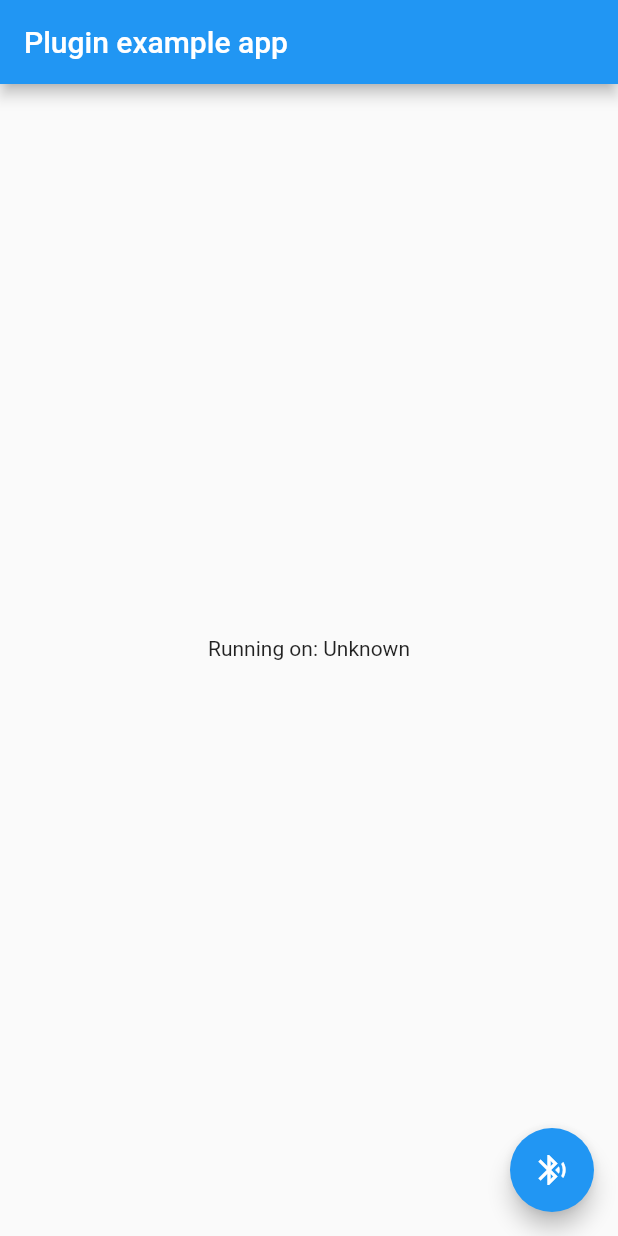
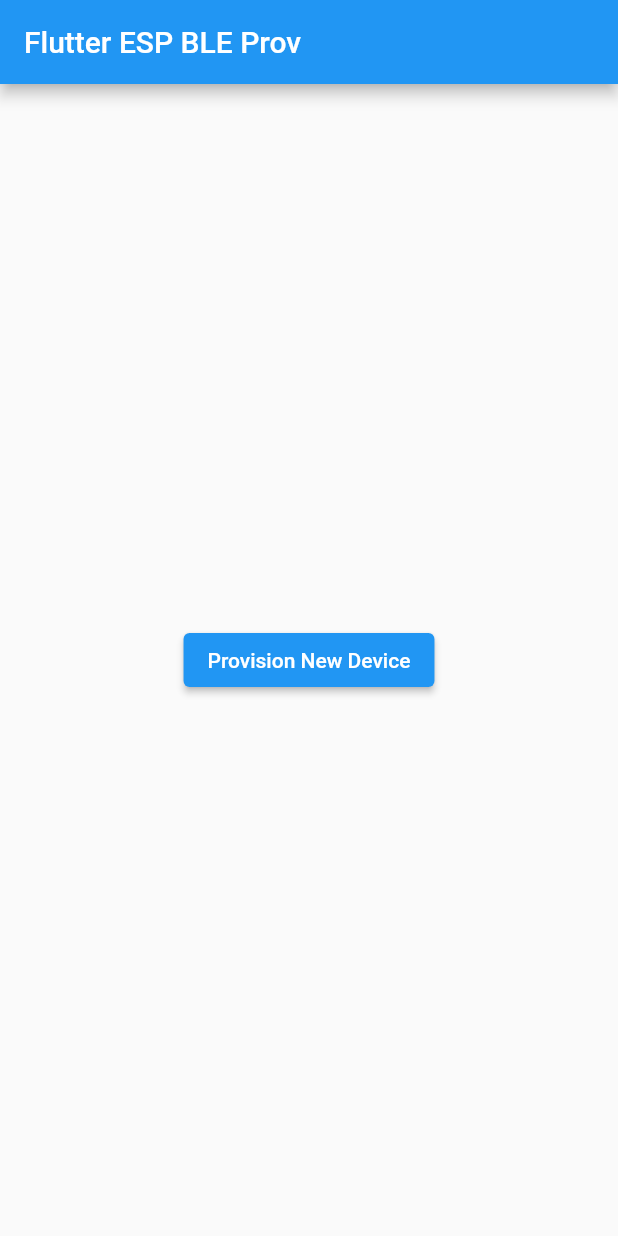
Before and after one commit to 060-dev/flutter_esp, a Flutter app: the screen it shows after launch, on a phone screen of 412 x 824 dp. Run offline on Flutter 3.47's test engine with Material 2 defaults, Android fonts, the phone set to English and light mode, and no system bars; our stand-ins replace permission_handler, plugin_platform_interface.

Commit message:
chore: improve example structure

```diff
--- /dev/null
+++ b/example/lib/home_page.dart
@@ -0,0 +1,31 @@
+import 'package:flutter/material.dart';
+import 'package:flutter_esp_example/qrcode_scan_page.dart';
+
+class HomePage extends StatelessWidget {
+  const HomePage({super.key});
+
+  // Page url
+  static const String url = '/';
+
+  // Go to home page
+  static void go(BuildContext context) {
+    Navigator.of(context).pushNamed(url);
+  }
+
+  @override
+  Widget build(BuildContext context) {
+    return Scaffold(
+      appBar: AppBar(
+        title: const Text('Flutter ESP BLE Prov'),
+      ),
+      body: SafeArea(
+        child: Center(
+          child: ElevatedButton(
+            onPressed: () => QRCodeScanPage.go(context),
+            child: const Text('Provision New Device'),
+          ),
+        ),
+      ),
+    );
+  }
+}
--- a/example/lib/main.dart
+++ b/example/lib/main.dart
@@ -1,70 +1,22 @@
 import 'package:flutter/material.dart';
-import 'dart:async';
 
-import 'package:flutter/services.dart';
-import 'package:flutter_esp/flutter_esp.dart';
-import 'package:permission_handler/permission_handler.dart';
+import 'bluetooth_search_page.dart';
+import 'home_page.dart';
+import 'qrcode_scan_page.dart';
 
 void main() {
   runApp(const MyApp());
 }
 
-class MyApp extends StatefulWidget {
+class MyApp extends StatelessWidget {
   const MyApp({super.key});
 
   @override
-  State<MyApp> createState() => _MyAppState();
-}
-
-class _MyAppState extends State<MyApp> {
-  String _platformVersion = 'Unknown';
-  final _flutterEspPlugin = FlutterEsp();
-
-  // Platform messages are asynchronous, so we initialize in an async method.
-  Future<void> scan() async {
-    // Request location permission
-    await Permission.locationWhenInUse.request();
-    // Request bluetooth permission
-    await Permission.bluetooth.request();
-    await Permission.bluetoothConnect.request();
-    await Permission.bluetoothScan.request();
-
-    String platformVersion;
-    // Platform messages may fail, so we use a try/catch PlatformException.
-    // We also handle the message potentially returning null.
-    try {
-      platformVersion = await _flutterEspPlugin.getPlatformVersion() ??
-          'Unknown platform version';
-    } on PlatformException catch (e) {
-      platformVersion =
-          'Failed to get platform version: ${e.code} | ${e.message}';
-    }
-
-    // If the widget was removed from the tree while the asynchronous platform
-    // message was in flight, we want to discard the reply rather than calling
-    // setState to update our non-existent appearance.
-    if (!mounted) return;
-
-    setState(() {
-      _platformVersion = platformVersion;
+  Widget build(BuildContext context) {
+    return MaterialApp(title: 'Flutter ESP Example', routes: {
+      HomePage.url: (context) => const HomePage(),
+      QRCodeScanPage.url: (context) => const QRCodeScanPage(),
+      BluetoothSearchPage.url: (context) => const BluetoothSearchPage(),
     });
   }
-
-  @override
-  Widget build(BuildContext context) {
-    return MaterialApp(
-      home: Scaffold(
-        appBar: AppBar(
-          title: const Text('Plugin example app'),
-        ),
-        body: Center(
-          child: Text('Running on: $_platformVersion\n'),
-        ),
-        floatingActionButton: FloatingActionButton(
-          onPressed: scan,
-          child: const Icon(Icons.bluetooth_searching),
-        ),
-      ),
-    );
-  }
 }
```
Also changed, not shown: example/lib/bluetooth_search_page.dart (added, +158 -0 lines), example/lib/qrcode_scan_page.dart (added, +61 -0 lines), lib/flutter_esp.dart (+4 -3 lines).
